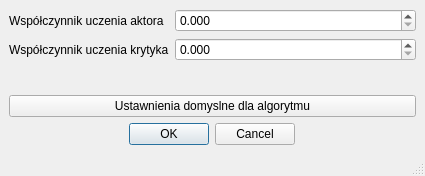
This is templatki/A2CSzczegolyTemplatka.ui in vatrasar/licencjat as Qt 5 draws it before an edit. The edited form follows.
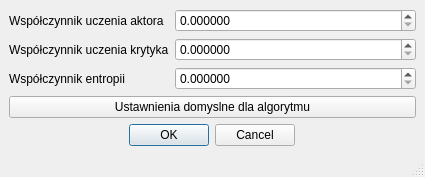
This is the edited form.

Patch:
```diff
--- a/templatki/A2CSzczegolyTemplatka.ui
+++ b/templatki/A2CSzczegolyTemplatka.ui
@@ -27,7 +27,7 @@
       <item row="0" column="1">
        <widget class="QDoubleSpinBox" name="actor_learning_rate_spin">
         <property name="decimals">
-         <number>3</number>
+         <number>6</number>
         </property>
         <property name="minimum">
          <double>0.000000000000000</double>
@@ -47,7 +47,7 @@
       <item row="1" column="1">
        <widget class="QDoubleSpinBox" name="critic_learning_rate_spin">
         <property name="decimals">
-         <number>3</number>
+         <number>6</number>
         </property>
         <property name="maximum">
          <double>1.000000000000000</double>
@@ -57,6 +57,20 @@
         </property>
        </widget>
       </item>
+      <item row="2" column="0">
+       <widget class="QLabel" name="label_3">
+        <property name="text">
+         <string>Współczynnik entropii</string>
+        </property>
+       </widget>
+      </item>
+      <item row="2" column="1">
+       <widget class="QDoubleSpinBox" name="etropy_spin">
+        <property name="decimals">
+         <number>6</number>
+        </property>
+       </widget>
+      </item>
      </layout>
     </item>
     <item>
```
